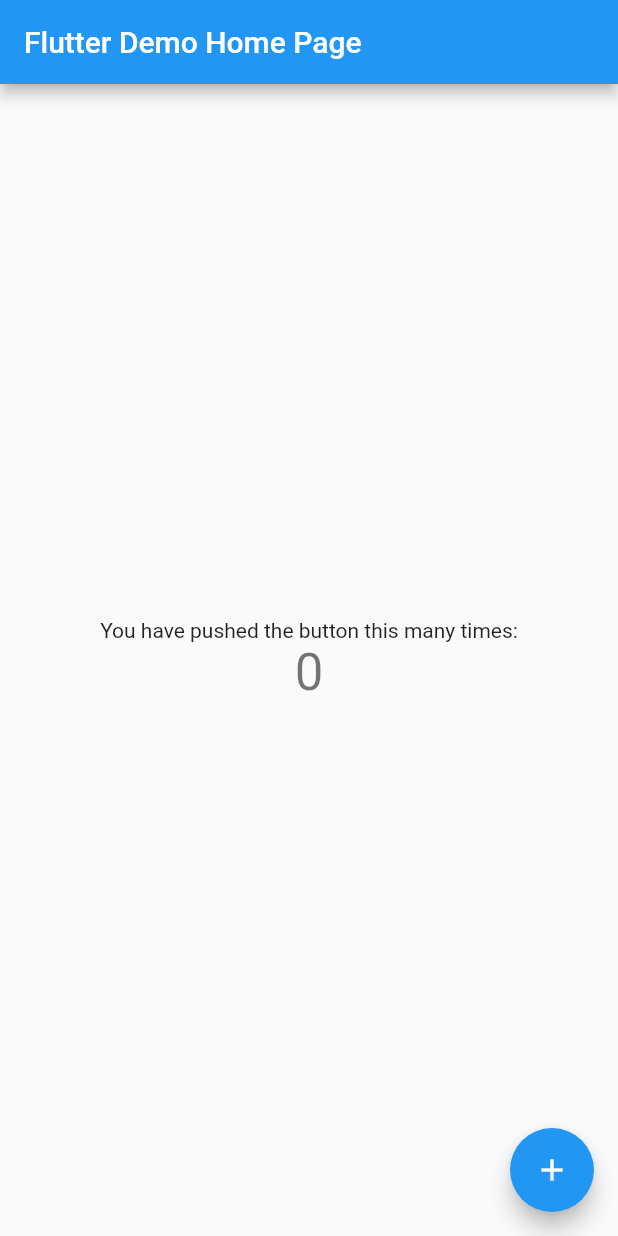
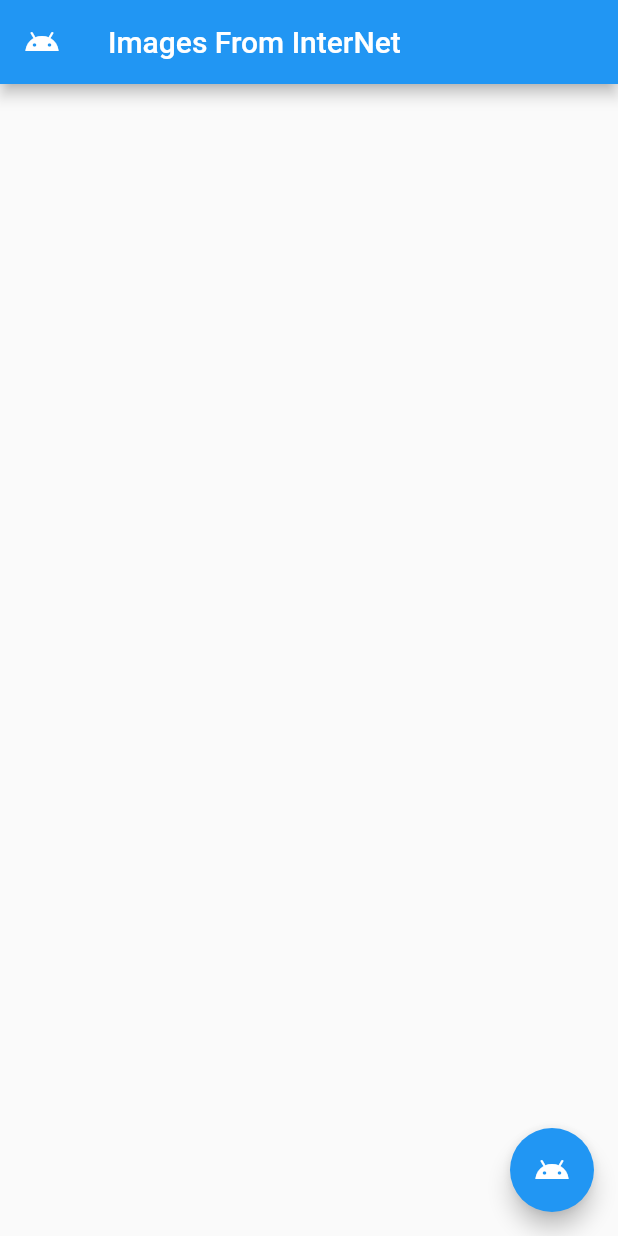
Before and after one commit to mostafazaghlol/images, a Flutter app: the screen it shows after launch, on a phone screen of 412 x 824 dp. Run offline on Flutter 3.47's test engine with Material 2 defaults, Android fonts, the phone set to English and light mode, and no system bars.

Commit message:
after first lesson

```diff
--- a/lib/main.dart
+++ b/lib/main.dart
@@ -1,109 +1,22 @@
 import 'package:flutter/material.dart';
 
-void main() => runApp(new MyApp());
+void main(){
 
-class MyApp extends StatelessWidget {
-  // This widget is the root of your application.
-  @override
-  Widget build(BuildContext context) {
-    return new MaterialApp(
-      title: 'Flutter Demo',
-      theme: new ThemeData(
-        // This is the theme of your application.
-        //
-        // Try running your application with "flutter run". You'll see the
-        // application has a blue toolbar. Then, without quitting the app, try
-        // changing the primarySwatch below to Colors.green and then invoke
-        // "hot reload" (press "r" in the console where you ran "flutter run",
-        // or press Run > Flutter Hot Reload in IntelliJ). Notice that the
-        // counter didn't reset back to zero; the application is not restarted.
-        primarySwatch: Colors.blue,
+  var app =  MaterialApp(
+    home: Scaffold(
+      appBar:  AppBar(
+        title:Text("Images From InterNet "),
+        leading: Icon(Icons.android),
       ),
-      home: new MyHomePage(title: 'Flutter Demo Home Page'),
-    );
-  }
+      floatingActionButton: FloatingActionButton(
+        onPressed: (){
+        print("on click floating");
+      },
+        child: Icon(Icons.android),
+      ),
+
+    ),
+  );
+
+  runApp(app);
 }
-
-class MyHomePage extends StatefulWidget {
-  MyHomePage({Key key, this.title}) : super(key: key);
-
-  // This widget is the home page of your application. It is stateful, meaning
-  // that it has a State object (defined below) that contains fields that affect
-  // how it looks.
-
-  // This class is the configuration for the state. It holds the values (in this
-  // case the title) provided by the parent (in this case the App widget) and
-  // used by the build method of the State. Fields in a Widget subclass are
-  // always marked "final".
-
-  final String title;
-
-  @override
-  _MyHomePageState createState() => new _MyHomePageState();
-}
-
-class _MyHomePageState extends State<MyHomePage> {
-  int _counter = 0;
-
-  void _incrementCounter() {
-    setState(() {
-      // This call to setState tells the Flutter framework that something has
-      // changed in this State, which causes it to rerun the build method below
-      // so that the display can reflect the updated values. If we changed
-      // _counter without calling setState(), then the build method would not be
-      // called again, and so nothing would appear to happen.
-      _counter++;
-    });
-  }
-
-  @override
-  Widget build(BuildContext context) {
-    // This method is rerun every time setState is called, for instance as done
-    // by the _incrementCounter method above.
-    //
-    // The Flutter framework has been optimized to make rerunning build methods
-    // fast, so that you can just rebuild anything that needs updating rather
-    // than having to individually change instances of widgets.
-    return new Scaffold(
-      appBar: new AppBar(
-        // Here we take the value from the MyHomePage object that was created by
-        // the App.build method, and use it to set our appbar title.
-        title: new Text(widget.title),
-      ),
-      body: new Center(
-        // Center is a layout widget. It takes a single child and positions it
-        // in the middle of the parent.
-        child: new Column(
-          // Column is also layout widget. It takes a list of children and
-          // arranges them vertically. By default, it sizes itself to fit its
-          // children horizontally, and tries to be as tall as its parent.
-          //
-          // Invoke "debug paint" (press "p" in the console where you ran
-          // "flutter run", or select "Toggle Debug Paint" from the Flutter tool
-          // window in IntelliJ) to see the wireframe for each widget.
-          //
-          // Column has various properties to control how it sizes itself and
-          // how it positions its children. Here we use mainAxisAlignment to
-          // center the children vertically; the main axis here is the vertical
-          // axis because Columns are vertical (the cross axis would be
-          // horizontal).
-          mainAxisAlignment: MainAxisAlignment.center,
-          children: <Widget>[
-            new Text(
-              'You have pushed the button this many times:',
-            ),
-            new Text(
-              '$_counter',
-              style: Theme.of(context).textTheme.display1,
-            ),
-          ],
-        ),
-      ),
-      floatingActionButton: new FloatingActionButton(
-        onPressed: _incrementCounter,
-        tooltip: 'Increment',
-        child: new Icon(Icons.add),
-      ), // This trailing comma makes auto-formatting nicer for build methods.
-    );
-  }
-}
```
